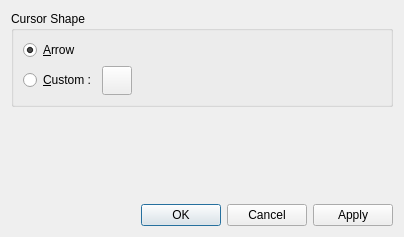
This is src/plugins/render/positionmarker/PositionMarkerConfigWidget.ui in KDE/marble as Qt 5 draws it before an edit. The edited form follows.
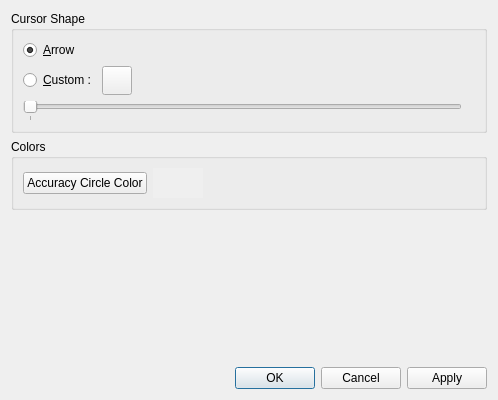
This is the edited form.

Commit message:
Committing Enhancements for Positionmarker Configuration dialog by Daniel Marth:
http://reviewboard.kde.org/r/6254/

The edit to the form file:
```diff
--- a/src/plugins/render/positionmarker/PositionMarkerConfigWidget.ui
+++ b/src/plugins/render/positionmarker/PositionMarkerConfigWidget.ui
@@ -6,8 +6,8 @@
    <rect>
     <x>0</x>
     <y>0</y>
-    <width>404</width>
-    <height>237</height>
+    <width>498</width>
+    <height>400</height>
    </rect>
   </property>
   <property name="windowTitle">
@@ -74,6 +74,104 @@
            </spacer>
           </item>
          </layout>
+        </item>
+       </layout>
+      </item>
+      <item>
+       <layout class="QHBoxLayout" name="horizontalLayout_2">
+        <property name="bottomMargin">
+         <number>0</number>
+        </property>
+        <item>
+         <widget class="QSlider" name="m_resizeSlider">
+          <property name="minimum">
+           <number>0</number>
+          </property>
+          <property name="maximum">
+           <number>0</number>
+          </property>
+          <property name="singleStep">
+           <number>1</number>
+          </property>
+          <property name="pageStep">
+           <number>1</number>
+          </property>
+          <property name="value">
+           <number>0</number>
+          </property>
+          <property name="sliderPosition">
+           <number>0</number>
+          </property>
+          <property name="orientation">
+           <enum>Qt::Horizontal</enum>
+          </property>
+          <property name="invertedAppearance">
+           <bool>false</bool>
+          </property>
+          <property name="tickPosition">
+           <enum>QSlider::TicksBelow</enum>
+          </property>
+          <property name="tickInterval">
+           <number>1</number>
+          </property>
+         </widget>
+        </item>
+        <item>
+         <widget class="QLabel" name="m_sizeLabel">
+          <property name="text">
+           <string/>
+          </property>
+         </widget>
+        </item>
+       </layout>
+      </item>
+     </layout>
+    </widget>
+   </item>
+   <item>
+    <widget class="QGroupBox" name="groupBox_2">
+     <property name="title">
+      <string>Colors</string>
+     </property>
+     <layout class="QVBoxLayout" name="verticalLayout_2">
+      <item>
+       <layout class="QHBoxLayout" name="horizontalLayout_3">
+        <property name="bottomMargin">
+         <number>0</number>
+        </property>
+        <item>
+         <widget class="QPushButton" name="m_acColorChooserButton">
+          <property name="text">
+           <string>Accuracy Circle Color</string>
+          </property>
+         </widget>
+        </item>
+        <item>
+         <widget class="QWidget" name="m_acColorPreview" native="true">
+          <property name="minimumSize">
+           <size>
+            <width>50</width>
+            <height>30</height>
+           </size>
+          </property>
+          <property name="autoFillBackground">
+           <bool>true</bool>
+          </property>
+          <zorder>horizontalSpacer_2</zorder>
+         </widget>
+        </item>
+        <item>
+         <spacer name="horizontalSpacer_2">
+          <property name="orientation">
+           <enum>Qt::Horizontal</enum>
+          </property>
+          <property name="sizeHint" stdset="0">
+           <size>
+            <width>40</width>
+            <height>20</height>
+           </size>
+          </property>
+         </spacer>
         </item>
        </layout>
       </item>
```
Left out of the diff: 12 changed lines with no effect on the pictures. The commit also changes 2 other files.
